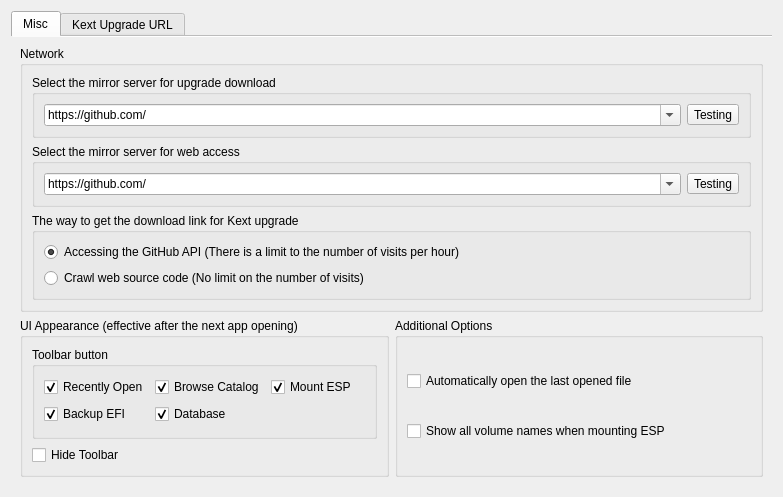
The window that dlgpreference.ui (ic005k/OCAuxiliaryTools) describes before a commit, drawn with Qt 5.
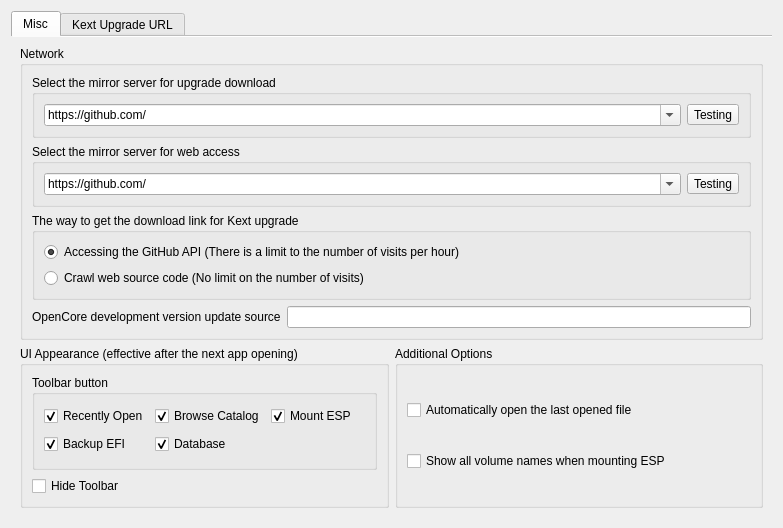
The same window after the commit.

```diff
--- a/dlgpreference.ui
+++ b/dlgpreference.ui
@@ -7,7 +7,7 @@
     <x>0</x>
     <y>0</y>
     <width>783</width>
-    <height>497</height>
+    <height>528</height>
    </rect>
   </property>
   <property name="windowTitle">
@@ -33,7 +33,7 @@
           <string>Network</string>
          </property>
          <layout class="QGridLayout" name="gridLayout_9">
-          <item row="0" column="0">
+          <item row="0" column="0" colspan="2">
            <widget class="QGroupBox" name="groupBox_6">
             <property name="title">
              <string>Select the mirror server for upgrade download</string>
@@ -96,7 +96,7 @@
             </layout>
            </widget>
           </item>
-          <item row="1" column="0">
+          <item row="1" column="0" colspan="2">
            <widget class="QGroupBox" name="groupBox_7">
             <property name="title">
              <string>Select the mirror server for web access</string>
@@ -129,7 +129,7 @@
             </layout>
            </widget>
           </item>
-          <item row="2" column="0">
+          <item row="2" column="0" colspan="2">
            <widget class="QGroupBox" name="groupBox_2">
             <property name="title">
              <string>The way to get the download link for Kext upgrade</string>
@@ -155,6 +155,16 @@
             </layout>
            </widget>
           </item>
+          <item row="3" column="0">
+           <widget class="QLabel" name="label">
+            <property name="text">
+             <string>OpenCore development version update source</string>
+            </property>
+           </widget>
+          </item>
+          <item row="3" column="1">
+           <widget class="QLineEdit" name="editOCDevSource"/>
+          </item>
          </layout>
         </widget>
        </item>
```
